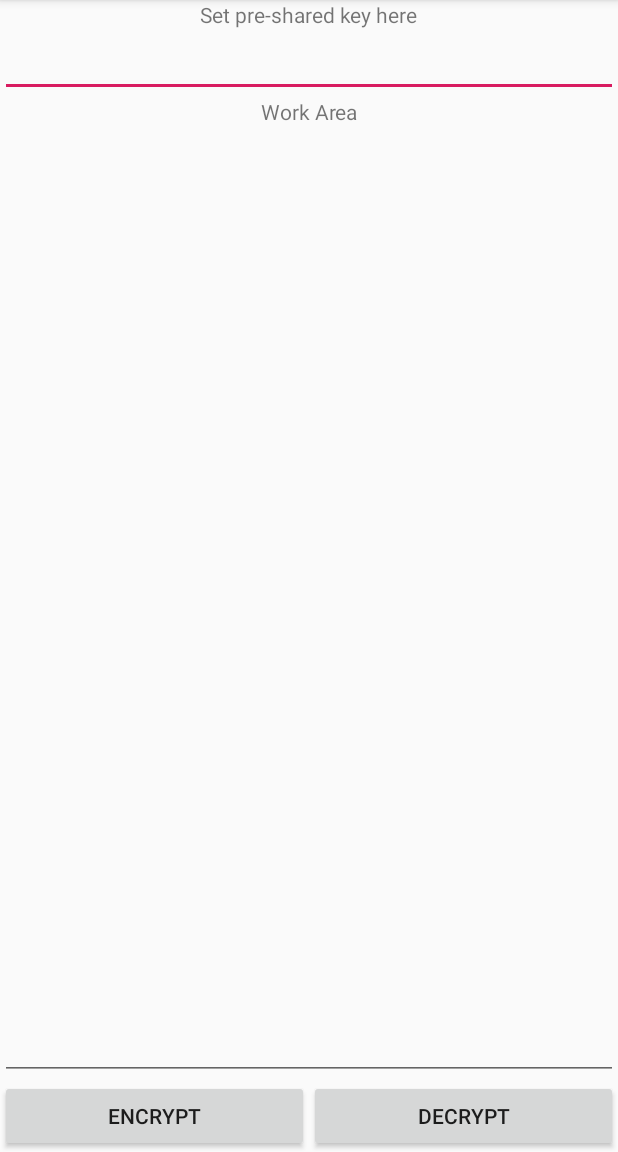
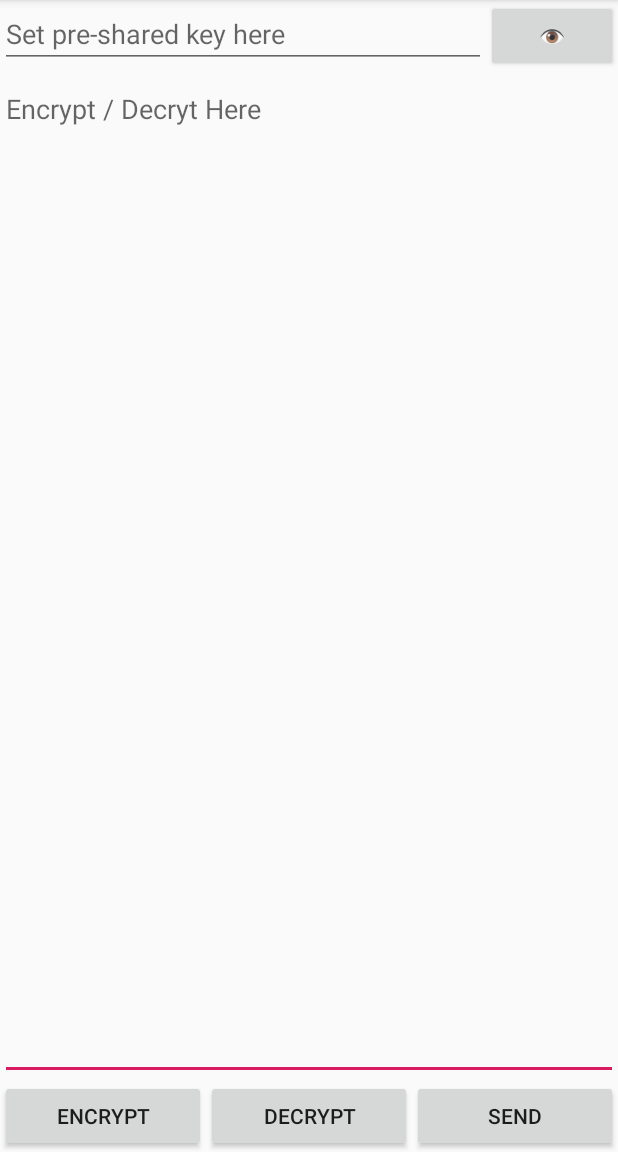
Before and after one commit to v3aqb/hxcrypto-android, an Android app: the pskActivity screen opened directly, with no data from a screen before it, on a phone screen of 412 x 824 dp, the part 84-1236 px from its top. Run offline under Robolectric (Android 15) with nearby library versions, the phone set to English and light mode, and no system bars; libraries missing offline, so code that uses them is left out: com.chaquo.python.

Commit message:
UI update

```diff
--- a/app/src/main/res/layout/activity_psk.xml
+++ b/app/src/main/res/layout/activity_psk.xml
@@ -5,27 +5,6 @@
     android:layout_width="match_parent"
     android:layout_height="match_parent"
     tools:context=".pskActivity">
-
-    <TextView
-        android:id="@+id/textView"
-        android:layout_width="wrap_content"
-        android:layout_height="wrap_content"
-        android:labelFor="@id/pskKey"
-        android:text="@string/psk_prumpt"
-        app:layout_constraintEnd_toEndOf="parent"
-        app:layout_constraintStart_toStartOf="parent"
-        app:layout_constraintTop_toTopOf="parent" />
-
-    <EditText
-        android:id="@+id/pskKey"
-        android:layout_width="0dp"
-        android:layout_height="wrap_content"
-        android:ems="10"
-        android:inputType="textPassword"
-        app:layout_constraintEnd_toEndOf="parent"
-        app:layout_constraintStart_toStartOf="parent"
-        app:layout_constraintTop_toBottomOf="@+id/textView"
-        android:importantForAutofill="no" />
 
     <LinearLayout
         android:id="@+id/linearLayout"
@@ -53,17 +32,15 @@
             android:layout_weight="1"
             android:onClick="decrypt"
             android:text="@string/decrypt" />
+
+        <Button
+            android:id="@+id/button2"
+            android:layout_width="wrap_content"
+            android:layout_height="wrap_content"
+            android:layout_weight="1"
+            android:onClick="onSend"
+            android:text="@string/send" />
     </LinearLayout>
-
-    <TextView
-        android:id="@+id/textView2"
-        android:layout_width="wrap_content"
-        android:layout_height="wrap_content"
-        android:labelFor="@id/workingText"
-        android:text="@string/work_area"
-        app:layout_constraintEnd_toEndOf="parent"
-        app:layout_constraintStart_toStartOf="parent"
-        app:layout_constraintTop_toBottomOf="@+id/pskKey" />
 
     <EditText
         android:id="@+id/workingText"
@@ -71,14 +48,42 @@
         android:layout_height="0dp"
         android:ems="10"
         android:gravity="top"
+        android:hint="@string/work_area_hint"
         android:importantForAutofill="no"
         android:inputType="textMultiLine"
         android:selectAllOnFocus="true"
-        app:layout_constraintBottom_toTopOf="@+id/linearLayout"
+        app:layout_constraintBottom_toTopOf="@id/linearLayout"
         app:layout_constraintEnd_toEndOf="parent"
         app:layout_constraintHorizontal_bias="0.0"
         app:layout_constraintStart_toStartOf="parent"
-        app:layout_constraintTop_toBottomOf="@+id/textView2"
-        app:layout_constraintVertical_bias="0.0" />
+        app:layout_constraintTop_toBottomOf="@+id/linearLayout2" />
+
+    <LinearLayout
+        android:id="@+id/linearLayout2"
+        android:layout_width="0dp"
+        android:layout_height="50dp"
+        android:orientation="horizontal"
+        app:layout_constraintEnd_toEndOf="parent"
+        app:layout_constraintStart_toStartOf="parent"
+        app:layout_constraintTop_toTopOf="parent">
+
+        <EditText
+            android:id="@+id/pskKey"
+            android:layout_width="wrap_content"
+            android:layout_height="wrap_content"
+            android:layout_weight="1"
+            android:ems="10"
+            android:hint="@string/psk_hint"
+            android:importantForAutofill="no"
+            android:inputType="textPassword" />
+
+        <Button
+            android:id="@+id/button"
+            android:layout_width="wrap_content"
+            android:layout_height="wrap_content"
+            android:layout_weight="0"
+            android:onClick="pskShowToggle"
+            android:text="@string/show_password" />
+    </LinearLayout>
 
 </androidx.constraintlayout.widget.ConstraintLayout>
--- a/app/src/main/res/values/strings.xml
+++ b/app/src/main/res/values/strings.xml
@@ -1,9 +1,17 @@
 <resources>
     <string name="app_name">hxcrypto</string>
-    <string name="pre_shared_key">Pre-shared Key</string>
     <string name="encrypt_with_psk">Encrypt with PSK</string>
+    <string name="encrypt_with_ecdh">Encrypt with ECDH</string>
     <string name="encrypt">Encrypt</string>
     <string name="decrypt">Decrypt</string>
-    <string name="psk_prumpt">Set pre-shared key here</string>
-    <string name="work_area">Work Area</string>
+    <string name="psk_hint">Set pre-shared key here</string>
+    <string name="work_area_hint">Encrypt / Decryt Here</string>
+    <string name="reset_private_key">Reset Private</string>
+    <string name="copy_public_key">Copy PubKey - %1$s</string>
+    <string name="reset_ecdh">Reset ECDH</string>
+    <string name="do_ecdh">Paste and Exchange</string>
+    <string name="show_password">&#128065;</string>
+    <string name="send">Send</string>
+    <string name="send_title">Send to</string>
+    <string name="clipboard_empty">Clipboard is empty</string>
 </resources>
```
Also changed, not shown: app/src/main/java/com/v3aqb/hxcrypto/Util.java (+9 -0 lines), app/src/main/java/com/v3aqb/hxcrypto/pskActivity.java (+13 -0 lines).
